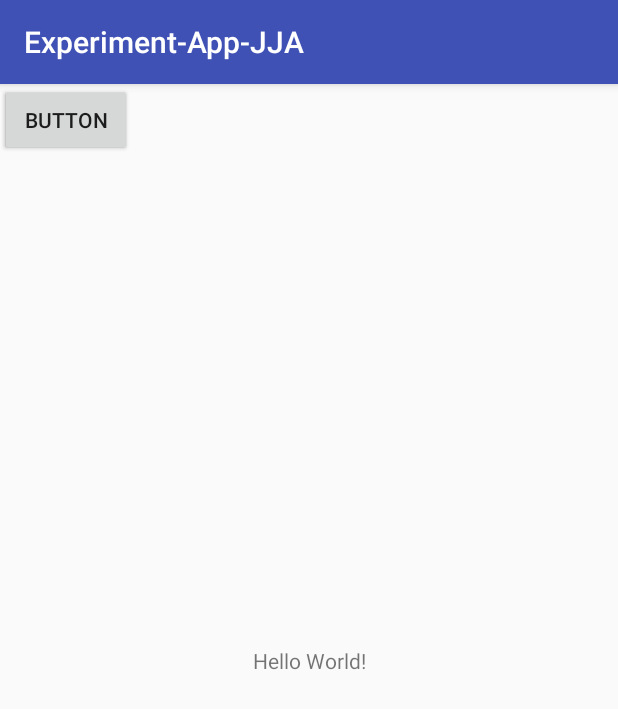
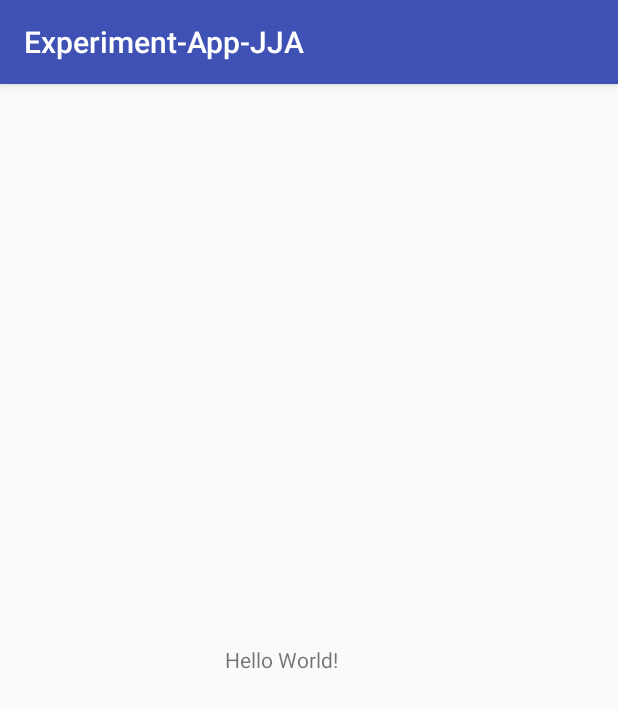
Before and after one commit to 127721/Experiment-App-JJA, an Android app: the screen it shows after launch (MainActivity), on a phone screen of 412 x 824 dp. Shown: the top 709 px of the screen. Run offline under Robolectric (Android 15) with nearby library versions, the phone set to English and light mode, and no system bars.

Commit message:
removed test button

```diff
--- a/app/src/main/res/layout/activity_main.xml
+++ b/app/src/main/res/layout/activity_main.xml
@@ -1,5 +1,5 @@
 <?xml version="1.0" encoding="utf-8"?>
-<android.support.constraint.ConstraintLayout xmlns:android="http://schemas.android.com/apk/res/android"
+<LinearLayout xmlns:android="http://schemas.android.com/apk/res/android"
     xmlns:app="http://schemas.android.com/apk/res-auto"
     xmlns:tools="http://schemas.android.com/tools"
     android:layout_width="match_parent"
@@ -9,22 +9,12 @@
     <TextView
         android:layout_width="wrap_content"
         android:layout_height="wrap_content"
+        android:layout_gravity="center"
+        android:layout_marginLeft="150dp"
         android:text="Hello World!"
         app:layout_constraintBottom_toBottomOf="parent"
         app:layout_constraintLeft_toLeftOf="parent"
         app:layout_constraintRight_toRightOf="parent"
         app:layout_constraintTop_toTopOf="parent" />
 
-    <Button
-        android:id="@+id/button"
-        android:layout_width="wrap_content"
-        android:layout_height="wrap_content"
-        android:text="Button" />
-
-    <Button
-        android:id="@+id/button2"
-        android:layout_width="wrap_content"
-        android:layout_height="wrap_content"
-        android:text="Button" />
-
-</android.support.constraint.ConstraintLayout>
+</LinearLayout>
```
